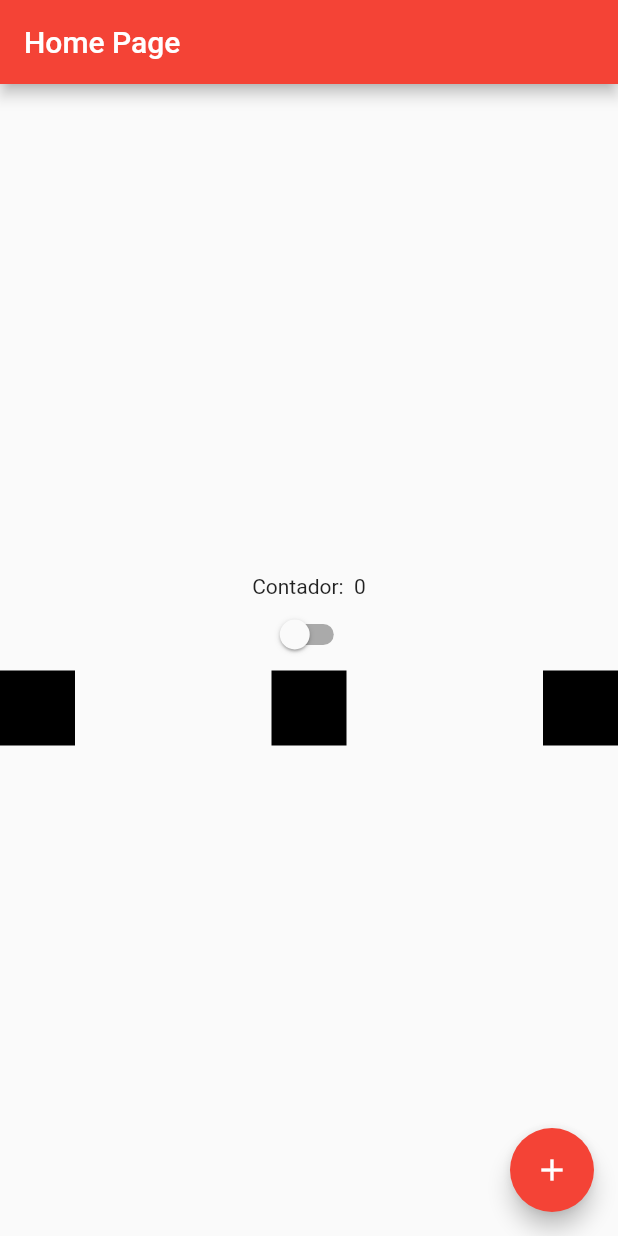
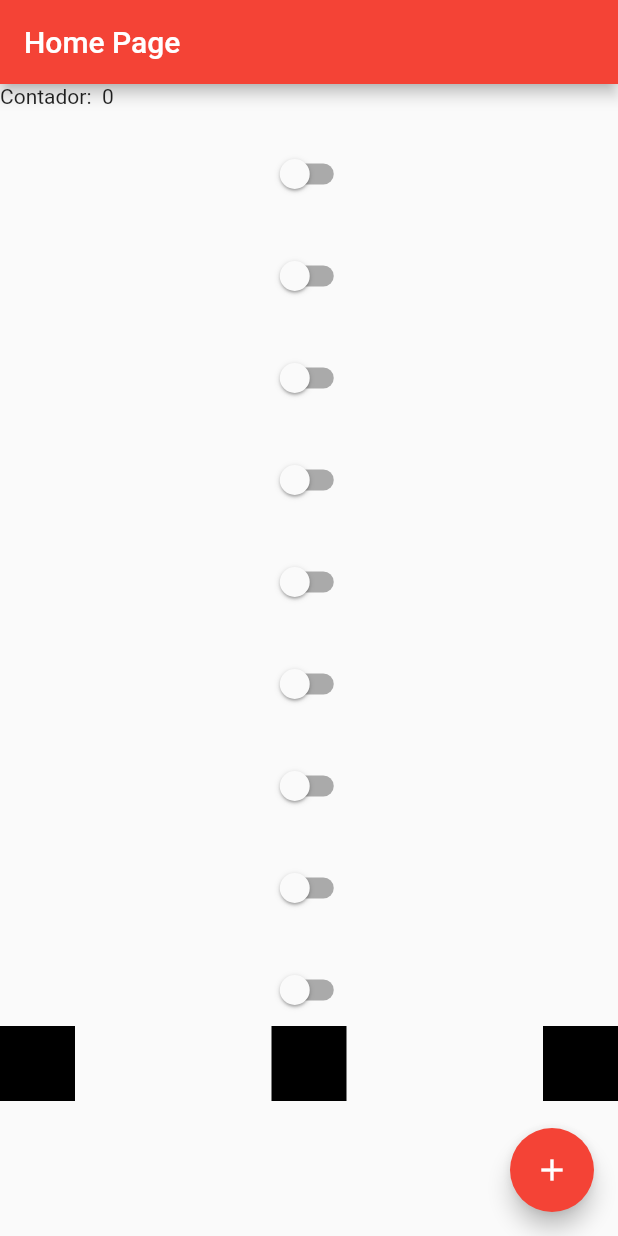
Before and after one commit to karoldiasb/flutter-curso-flutterando, a Flutter app: the screen it shows after launch, on a phone screen of 412 x 824 dp. Run offline on Flutter 3.47's test engine with Material 2 defaults, Android fonts, the phone set to English and light mode, and no system bars.

Commit message:
feat: add ListView em home_page

```diff
--- a/lib/home_page.dart
+++ b/lib/home_page.dart
@@ -21,12 +21,85 @@ class _HomePageState extends State<HomePage> {
       body: Container(
           width: double.infinity,
           height: double.infinity,
-          child: Column(
-            mainAxisAlignment: MainAxisAlignment.center,
-            // crossAxisAlignment:
-            //     CrossAxisAlignment.stretch, //alinhamento dos filhos
+          child: ListView(
+            //o ListView adiciona um scroll
             children: [
               Text('Contador:  $counter'),
+              Container(
+                height: 20,
+              ),
+              Switch(
+                value: AppController.instance.isDarkTheme,
+                onChanged: (value) {
+                  AppController.instance.changeTheme();
+                },
+              ),
+              Container(
+                height: 20,
+              ),
+              Switch(
+                value: AppController.instance.isDarkTheme,
+                onChanged: (value) {
+                  AppController.instance.changeTheme();
+                },
+              ),
+              Container(
+                height: 20,
+              ),
+              Switch(
+                value: AppController.instance.isDarkTheme,
+                onChanged: (value) {
+                  AppController.instance.changeTheme();
+                },
+              ),
+              Container(
+                height: 20,
+              ),
+              Switch(
+                value: AppController.instance.isDarkTheme,
+                onChanged: (value) {
+                  AppController.instance.changeTheme();
+                },
+              ),
+              Container(
+                height: 20,
+              ),
+              Switch(
+                value: AppController.instance.isDarkTheme,
+                onChanged: (value) {
+                  AppController.instance.changeTheme();
+                },
+              ),
+              Container(
+                height: 20,
+              ),
+              Switch(
+                value: AppController.instance.isDarkTheme,
+                onChanged: (value) {
+                  AppController.instance.changeTheme();
+                },
+              ),
+              Container(
+                height: 20,
+              ),
+              Switch(
+                value: AppController.instance.isDarkTheme,
+                onChanged: (value) {
+                  AppController.instance.changeTheme();
+                },
+              ),
+              Container(
+                height: 20,
+              ),
+              Switch(
+                value: AppController.instance.isDarkTheme,
+                onChanged: (value) {
+                  AppController.instance.changeTheme();
+                },
+              ),
+              Container(
+                height: 20,
+              ),
               Switch(
                 value: AppController.instance.isDarkTheme,
                 onChanged: (value) {
@@ -38,7 +111,7 @@ class _HomePageState extends State<HomePage> {
                 children: [
                   Container(width: 50, height: 50, color: Colors.black),
                   Container(width: 50, height: 50, color: Colors.black),
-                  Container(width: 50, height: 50, color: Colors.black)
+                  Container(width: 50, height: 50, color: Colors.black),
                 ],
               )
             ],
```
